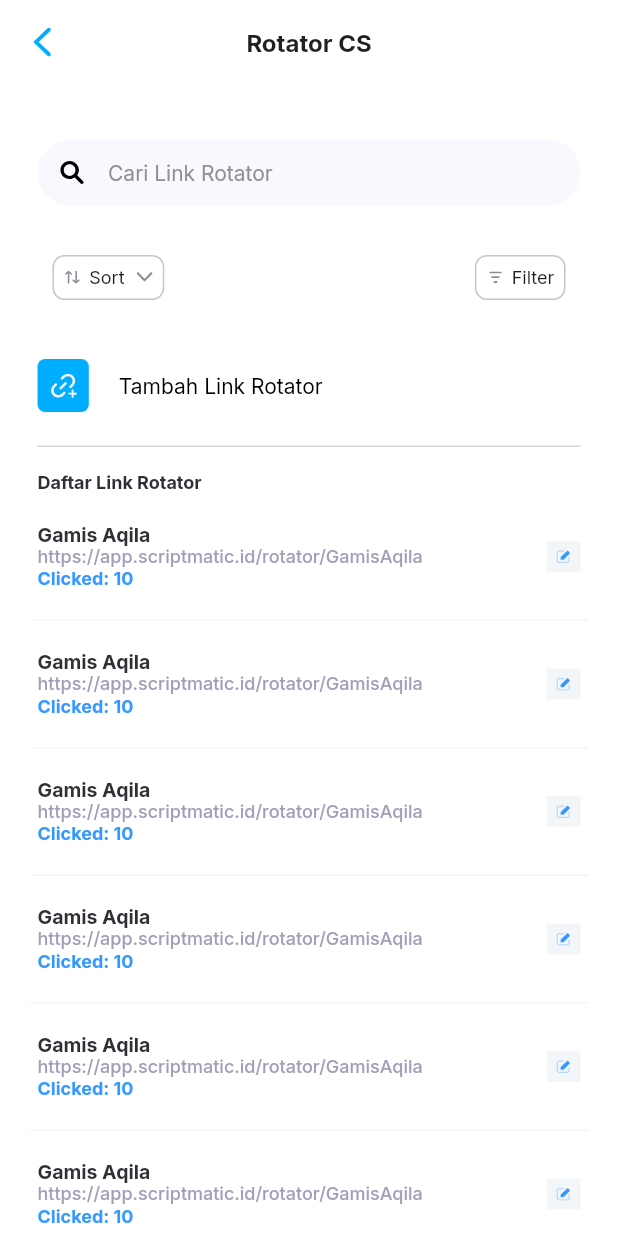
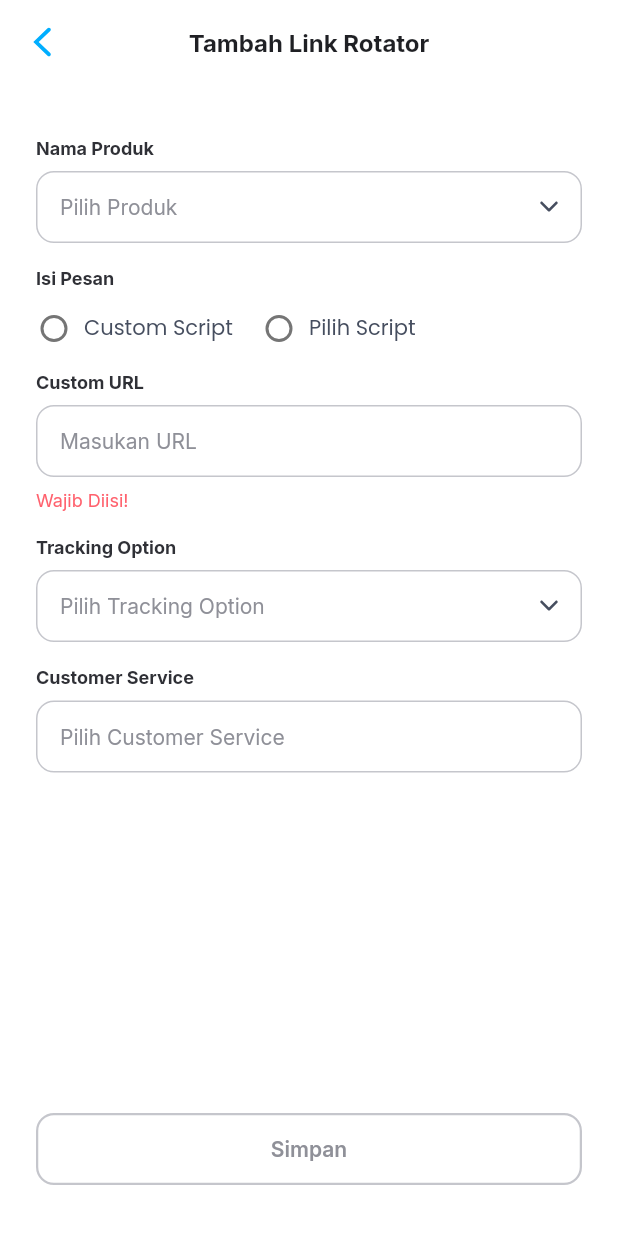
Before and after one commit to ezizull/StartADS, a Flutter app: the RotatorScreen screen opened directly, after a tap on "Tambah Link Rotator", on a phone screen of 412 x 824 dp. Run offline on Flutter 3.47's test engine with Material 2 defaults, Android fonts, the phone set to English and light mode, and no system bars; our stand-ins replace bloc, equatable, flutter_bloc, flutter_dotenv, flutter_svg, google_fonts and 1 more; statements that could not run were skipped.

Commit message:
ADD: tambah link rotator ui

```diff
--- a/lib/config/constant/const_drawer.dart
+++ /dev/null
@@ -1,16 +0,0 @@
-// ignore_for_file: constant_identifier_names
-
-// list of dropped items
-const List<String> ScriptList = ['Script Chat', 'Script Campaign'];
-const List<String> ContactList = ['Kontak Pelanggan', 'Grup Pelanggan'];
-const List<String> UserList = ['Ammed'];
-
-// Text
-const String Dashboard = 'Dashboard';
-const String Script = 'Script';
-const String Kamus = 'Kamus CS';
-const String Rotator = 'Rotator CS';
-const String Contact = 'Contact Management';
-const String Campaign = 'Campaign';
-const String Billing = 'Billing';
-const String Settings = 'Settings';
--- a/lib/ui/screens/dashboard/component/dashboard_script_populer.dart
+++ b/lib/ui/screens/dashboard/component/dashboard_script_populer.dart
@@ -192,6 +192,7 @@ class _DashboardScriptPopularState extends State<DashboardScriptPopular> {
       top: 5,
       right: 5,
       child: FadeScaleMotion(
+        alignment: Alignment.topRight,
         popup: widget.showDialog && scriptIndex == index,
         child: Container(
           width: 124,
--- a/lib/ui/screens/dashboard/component/dashboard_script_terbaru.dart
+++ b/lib/ui/screens/dashboard/component/dashboard_script_terbaru.dart
@@ -201,6 +201,7 @@ class _DashboardScriptTerbaruState extends State<DashboardScriptTerbaru> {
       top: 5,
       right: 5,
       child: FadeScaleMotion(
+        alignment: Alignment.topRight,
         popup: widget.showDialog && scriptIndex == index,
         child: Container(
           width: 124,
--- a/lib/ui/screens/dashboard/dashboard_screen.dart
+++ b/lib/ui/screens/dashboard/dashboard_screen.dart
@@ -7,7 +7,7 @@ import 'package:flutter/material.dart';
 import 'package:flutter_bloc/flutter_bloc.dart';
 
 // Project imports:
-import 'package:Scriptmatic/config/constant/const_drawer.dart';
+import 'package:Scriptmatic/utils/constants.dart';
 import 'package:Scriptmatic/data/blocs/paket/use_cubit/paket_cubit.dart';
 import 'package:Scriptmatic/data/blocs/paket/use_cubit/paket_state.dart';
 import 'package:Scriptmatic/data/blocs/script/use_cubit/script_cubit.dart';
--- a/lib/ui/screens/rotator_cs/component/rotator_header.dart
+++ b/lib/ui/screens/rotator_cs/component/rotator_header.dart
@@ -1,6 +1,7 @@
 // ignore_for_file: non_constant_identifier_names
 
 // Flutter imports:
+import 'package:Scriptmatic/ui/screens/rotator_cs_add/rotator_add_screen.dart';
 import 'package:Scriptmatic/ui/widgets/app_divider.dart';
 import 'package:flutter/material.dart';
 
@@ -11,11 +12,16 @@ import 'package:Scriptmatic/utils/icons.dart' as AppIcon;
 import 'package:Scriptmatic/utils/images.dart' as AppImage;
 import 'package:Scriptmatic/utils/typography.dart' as AppText;
 
-class RotatorHeader extends StatelessWidget {
+class RotatorHeader extends StatefulWidget {
   const RotatorHeader({
     Key? key,
   }) : super(key: key);
 
+  @override
+  State<RotatorHeader> createState() => _RotatorHeaderState();
+}
+
+class _RotatorHeaderState extends State<RotatorHeader> {
   @override
   Widget build(BuildContext context) {
     return Container(
@@ -29,7 +35,15 @@ class RotatorHeader extends StatelessWidget {
           OptionHeader(),
 
           // Tambah Link
-          AddRotator(),
+          AddRotator(
+            onPressed: (() {
+              AppExt.pushScreen(
+                context,
+                const RotatorAddScreen(),
+                AppExt.RouteTransition.fade,
+              );
+            }),
+          ),
 
           // Divider
           const AppDivider(
@@ -154,7 +168,7 @@ class RotatorHeader extends StatelessWidget {
   }
 
   // Add Rotator
-  Widget AddRotator() {
+  Widget AddRotator({Function? onPressed}) {
     var boxDecoration = BoxDecoration(
       color: AppColor.blue_00AEFF,
       borderRadius: BorderRadius.circular(5),
@@ -163,6 +177,7 @@ class RotatorHeader extends StatelessWidget {
     return Container(
       margin: const EdgeInsets.only(bottom: 16),
       child: OptionBtn(
+        onPressed: onPressed,
         padding: const EdgeInsets.all(0),
         children: [
           Container(
--- a/lib/ui/screens/rotator_cs/rotator_screen.dart
+++ b/lib/ui/screens/rotator_cs/rotator_screen.dart
@@ -1,11 +1,11 @@
-// ignore_for_file: library_prefixes, unused_import, non_constant_identifier_names
+// ignore_for_file: library_prefixes, unused_import, non_constant_identifier_names, must_be_immutable
 
 // Flutter imports:
 import 'package:flutter/material.dart';
 import 'package:flutter/services.dart';
 
 // Project imports:
-import 'package:Scriptmatic/config/constant/const_drawer.dart';
+import 'package:Scriptmatic/utils/constants.dart';
 import 'package:Scriptmatic/ui/screens/dashboard/dashboard_screen.dart';
 import 'package:Scriptmatic/ui/screens/rotator_cs/component/rotator_header.dart';
 import 'package:Scriptmatic/ui/widgets/app_drawer.dart';
@@ -15,14 +15,9 @@ import 'package:Scriptmatic/utils/icons.dart' as AppIcon;
 import 'package:Scriptmatic/utils/images.dart' as AppImage;
 import 'package:Scriptmatic/utils/typography.dart' as AppText;
 
-class RotatorScreen extends StatefulWidget {
-  const RotatorScreen({Key? key}) : super(key: key);
+class RotatorScreen extends StatelessWidget {
+  RotatorScreen({Key? key}) : super(key: key);
 
-  @override
-  State<RotatorScreen> createState() => _RotatorScreenState();
-}
-
-class _RotatorScreenState extends State<RotatorScreen> {
   List<Map> ListRotator = [
     {
       'title': 'Gamis Aqila',
--- /dev/null
+++ b/lib/ui/screens/rotator_cs_add/rotator_add_screen.dart
@@ -0,0 +1,351 @@
+// ignore_for_file: non_constant_identifier_names
+
+import 'package:Scriptmatic/utils/constants.dart';
+import 'package:Scriptmatic/utils/transitions.dart';
+import 'package:flutter/material.dart';
+
+import 'package:Scriptmatic/utils/colors.dart' as AppColor;
+import 'package:Scriptmatic/utils/extensions.dart' as AppExt;
+import 'package:Scriptmatic/utils/icons.dart' as AppIcon;
+import 'package:Scriptmatic/utils/images.dart' as AppImage;
+import 'package:Scriptmatic/utils/typography.dart' as AppText;
+import 'package:flutter/services.dart';
+
+class RotatorAddScreen extends StatefulWidget {
+  const RotatorAddScreen({Key? key}) : super(key: key);
+
+  @override
+  State<RotatorAddScreen> createState() => _RotatorAddScreenState();
+}
+
+class _RotatorAddScreenState extends State<RotatorAddScreen> {
+  late TextEditingController customCtrl;
+  String? pesan;
+
+  List<String> ListProduct = [
+    'Gamis Aqila1',
+    'Gamis Aqila2',
+    'Gamis Aqila3',
+    'Gamis Aqila4',
+    'Gamis Aqila5'
+  ];
+
+  @override
+  Widget build(BuildContext context) {
+    return Scaffold(
+      appBar: RotatorAppBar(context),
+      backgroundColor: AppColor.white,
+      resizeToAvoidBottomInset: false,
+      body: Container(
+        margin: const EdgeInsets.only(top: 35),
+        padding: const EdgeInsets.symmetric(horizontal: 24),
+        child: Column(
+          children: [
+            //
+            AddLink(
+              title: 'Nama Produk',
+              textBtn: 'Pilih Produk',
+              sectionMargin: const EdgeInsets.only(bottom: 16),
+              textBtnStyle: AppText.Inter14w4_grey_8F9098,
+              tile: AppIcon.drawer_down,
+            ),
+
+            RadioRotatorList(children: [
+              RadioRotator(
+                value: 'Custom Script',
+                groupValue: pesan,
+                spacing: 8,
+                width: 150,
+              ),
+              RadioRotator(
+                value: 'Pilih Script',
+                groupValue: pesan,
+                spacing: 8,
+                width: 120,
+              ),
+            ]),
+
+            // Custom URL
+            InputRotator(
+              text: 'Custom URL',
+              sectionMargin: const EdgeInsets.only(bottom: 16),
+            ),
+
+            //
+            AddLink(
+              title: 'Tracking Option',
+              textBtn: 'Pilih Tracking Option',
+              sectionMargin: const EdgeInsets.only(bottom: 16),
+              textBtnStyle: AppText.Inter14w4_grey_8F9098,
+              tile: AppIcon.drawer_down,
+            ),
+
+            // Costumer Service
+            AddLink(
+              title: 'Customer Service',
+              textBtn: 'Pilih Customer Service',
+              sectionMargin: const EdgeInsets.only(bottom: 16),
+              textBtnStyle: AppText.Inter14w4_grey_8F9098,
+            ),
+
+            // spacing
+            const Expanded(child: SizedBox()),
+
+            //
+            AddLink(
+              btnTextAlgn: Alignment.center,
+              textBtn: 'Simpan',
+              borderWidth: 1.5,
+              sectionMargin: const EdgeInsets.only(bottom: 34),
+              textBtnStyle: AppText.Inter14w6_grey_8F9098,
+            ),
+          ],
+        ),
+      ),
+    );
+  }
+
+  // Rotator AppBar
+  AppBar RotatorAppBar(BuildContext context) {
+    return AppBar(
+      systemOverlayStyle: const SystemUiOverlayStyle(
+        statusBarIconBrightness: Brightness.dark,
+      ),
+      leading: GestureDetector(
+        onTap: () => AppExt.popScreen(context),
+        child: Container(
+          padding: const EdgeInsets.symmetric(vertical: 18, horizontal: 18),
+          color: AppColor.transparent,
+          child: AppIcon.package_left_button,
+        ),
+      ),
+      title: Text(RotatorAdd, style: AppText.Inter16w7_black_1F2024),
+      centerTitle: true,
+      backgroundColor: AppColor.transparent,
+      elevation: 0, // 1
+    );
+  }
+
+  // Radio Button List
+  Widget RadioRotatorList({List<Widget> children = const <Widget>[]}) {
+    return Container(
+      margin: const EdgeInsets.only(bottom: 16),
+      child: Column(
+        crossAxisAlignment: CrossAxisAlignment.start,
+        children: [
+          Container(
+            margin: const EdgeInsets.only(bottom: 14),
+            child: Text(
+              'Isi Pesan',
+              style: AppText.Inter12w7h14_black_2F3036,
+            ),
+          ),
+          Row(
+            mainAxisAlignment: MainAxisAlignment.start,
+            children: children,
+          ),
+        ],
+      ),
+    );
+  }
+
+  // Radio Button
+  Widget RadioRotator({
+    required String? groupValue,
+    required String value,
+    EdgeInsetsGeometry? margin,
+    double width = 130,
+    double spacing = 10,
+    Color? color,
+  }) {
+    // component
+    var children = [
+      Radio(
+        onChanged: (String? value) => setState(() => pesan = value),
+        groupValue: groupValue,
+        value: value,
+        materialTapTargetSize: MaterialTapTargetSize.shrinkWrap,
+        visualDensity: const VisualDensity(
+          horizontal: VisualDensity.minimumDensity,
+          vertical: VisualDensity.minimumDensity,
+        ),
+      ),
+      SizedBox(width: spacing),
+      Flexible(
+          child: GestureDetector(
+        onTap: () => setState(() => pesan = value),
+        child: Text(value, style: AppText.Pops14w4h21_black_464E5F),
+      )),
+    ];
+
+    return Container(
+      color: color,
+      width: width,
+      margin: margin,
+      child: Row(
+        mainAxisAlignment: MainAxisAlignment.start,
+        children: children,
+      ),
+    );
+  }
+
+  // Dialog of each Content Script
+  Widget RotatorDialog(int index) {
+    return Positioned(
+      top: 5,
+      right: 5,
+      child: FadeScaleMotion(
+        alignment: Alignment.topCenter,
+        popup: false,
+        child: Container(
+          width: 124,
+          decoration: const BoxDecoration(
+            color: AppColor.white,
+            boxShadow: [
+              BoxShadow(color: AppColor.black_272727),
+            ],
+          ),
+          padding: const EdgeInsets.all(10),
+          child: Wrap(
+            direction: Axis.vertical,
+            spacing: 10,
+            children: [],
+          ),
+        ),
+      ),
+    );
+  }
+
+  // Input Textfield
+  Widget InputRotator({
+    TextEditingController? controller,
+    String? text,
+    bool required = false,
+    Function(String)? onChanged,
+    EdgeInsetsGeometry? sectionMargin,
+  }) {
+    const enableBorder = OutlineInputBorder(
+      borderRadius: BorderRadius.all(Radius.circular(12)),
+      borderSide: BorderSide(
+          width: 1, color: AppColor.grey_C5C6CC, style: BorderStyle.solid),
+    );
+
+    const errorBorder = OutlineInputBorder(
+      borderRadius: BorderRadius.all(Radius.circular(12)),
+      borderSide: BorderSide(
+          width: 1, color: AppColor.red_FF616D, style: BorderStyle.solid),
+    );
+
+    var inputDecoration = InputDecoration(
+      hintStyle: AppText.Inter14w4_grey_8F9098,
+      hintText: 'Masukan URL',
+      contentPadding: const EdgeInsets.symmetric(vertical: 14, horizontal: 16),
+      focusedBorder: enableBorder,
+      enabledBorder: enableBorder,
+      errorBorder: errorBorder,
+    );
+
+    return Column(
+      crossAxisAlignment: CrossAxisAlignment.start,
+      children: [
+        // title
+        Container(
+            margin: const EdgeInsets.only(bottom: 8),
+            child: Text(text ?? '', style: AppText.Inter12w7h14_black_2F3036)),
+
+        // input
+        Container(
+          margin: const EdgeInsets.only(bottom: 8),
+          height: 48,
+          decoration: BoxDecoration(
+              color: AppColor.white, borderRadius: BorderRadius.circular(24)),
+          child: TextField(
+            controller: controller,
+            style: AppText.Inter14w4_black,
+            decoration: inputDecoration,
+            onChanged: onChanged,
+          ),
+        ),
+
+        // message
+        Visibility(
+          visible: true,
+          child: Text('Wajib Diisi!', style: AppText.Inter12w4_red_FF616D),
+        ),
+
+        // margin bottom
+        Container(
+          margin: sectionMargin,
+        )
+      ],
+    );
+  }
+
+  // Add Link Button
+  Widget AddLink({
+    AlignmentGeometry? btnTextAlgn,
+    Color? backgroundColor,
+    List<Widget>? children,
+    EdgeInsets? padding,
+    Function? onPressed,
+    double radius = 12,
+    BorderSide? side,
+    Widget? tile,
+    String? title,
+    String? textBtn,
+    double borderWidth = 1.0,
+    TextStyle? textBtnStyle,
+    EdgeInsetsGeometry? sectionMargin,
+  }) {
+    var shape = RoundedRectangleBorder(
+      borderRadius: BorderRadius.circular(radius),
+      side: BorderSide(
+        width: borderWidth,
+        color: AppColor.grey_C5C6CC,
+        style: BorderStyle.solid,
+      ),
+    );
+
+    var styleFrom = ElevatedButton.styleFrom(
+      foregroundColor: AppColor.white_D4D6DD,
+      shadowColor: AppColor.transparent,
+      shape: shape,
+      side: side,
+      padding: padding,
+      alignment: btnTextAlgn ?? Alignment.centerLeft,
+      minimumSize: const Size.fromHeight(48),
+      backgroundColor: backgroundColor ?? AppColor.transparent,
+    );
+
+    var elevatedButton = ElevatedButton(
+      onPressed: (() => onPressed != null ? onPressed() : null),
+      style: styleFrom,
+      child: tile == null
+          ? Text(textBtn ?? '', style: textBtnStyle)
+          : Row(mainAxisAlignment: MainAxisAlignment.spaceBetween, children: [
+              Text(textBtn ?? '', style: textBtnStyle),
+              SizedBox(width: 12, height: 12, child: tile),
+            ]),
+    );
+
+    return Column(
+      crossAxisAlignment: CrossAxisAlignment.start,
+      children: [
+        // title section
+        Container(
+          margin: const EdgeInsets.only(bottom: 8),
+          child: Text(title ?? '', style: AppText.Inter12w7h14_black_2F3036),
+        ),
+
+        // button
+        Container(
+          child: elevatedButton,
+        ),
+
+        Container(
+          margin: sectionMargin,
+        ),
+      ],
+    );
+  }
+}
--- a/lib/ui/widgets/app_drawer.dart
+++ b/lib/ui/widgets/app_drawer.dart
@@ -7,7 +7,7 @@ import 'dart:async';
 import 'package:flutter/material.dart';
 
 // Project imports:
-import 'package:Scriptmatic/config/constant/const_drawer.dart';
+import 'package:Scriptmatic/utils/constants.dart';
 import 'package:Scriptmatic/ui/screens/dashboard/dashboard_screen.dart';
 import 'package:Scriptmatic/ui/screens/rotator_cs/rotator_screen.dart';
 import 'package:Scriptmatic/ui/widgets/app_divider.dart';
--- a/lib/utils/colors.dart
+++ b/lib/utils/colors.dart
@@ -94,7 +94,7 @@ const grey_F8F9FE = Color(0xFFF8F9FE);
 const grey_F3F6F9 = Color(0xFFF3F6F9);
 const grey_E5E5E5 = Color(0xFFE5E5E5);
 
-const red_EB4F4D = Color(0xFFEB4F4D);
+const red_FF616D = Color(0xFFFF616D);
 const yellow_F3AF48 = Color(0xFFF3AF48);
 const blue_2A90EE = Color(0xFF2A90EE);
 
--- a/lib/utils/constants.dart
+++ b/lib/utils/constants.dart
@@ -16,3 +16,21 @@ final String STORAGE_URL = "$BASE_URL/storage";
 
 /// size in milimeters
 const A4_PAPER_SIZE = Size(210, 297);
+
+// APP Drawer
+
+// list of dropped items
+const List<String> ScriptList = ['Script Chat', 'Script Campaign'];
+const List<String> ContactList = ['Kontak Pelanggan', 'Grup Pelanggan'];
+const List<String> UserList = ['Ammed'];
+
+// Text
+const String Dashboard = 'Dashboard';
+const String Script = 'Script';
+const String Kamus = 'Kamus CS';
+const String Rotator = 'Rotator CS';
+const String RotatorAdd = 'Tambah Link Rotator';
+const String Contact = 'Contact Management';
+const String Campaign = 'Campaign';
+const String Billing = 'Billing';
+const String Settings = 'Settings';
--- a/lib/utils/transitions.dart
+++ b/lib/utils/transitions.dart
@@ -152,8 +152,13 @@ class _ExpandMotionState extends State<ExpandMotion>
 class FadeScaleMotion extends StatefulWidget {
   final Widget? child;
   final bool popup;
-  const FadeScaleMotion({Key? key, this.popup = false, this.child})
-      : super(key: key);
+  final Alignment alignment;
+  const FadeScaleMotion({
+    Key? key,
+    this.popup = false,
+    this.child,
+    this.alignment = Alignment.center,
+  }) : super(key: key);
 
   @override
   State<FadeScaleMotion> createState() => _FadeScaleMotionState();
@@ -194,7 +199,7 @@ class _FadeScaleMotionState extends State<FadeScaleMotion>
     return ScaleTransition(
       scale: Tween(begin: 0.0, end: 1.0).animate(
           CurvedAnimation(parent: fadeController, curve: Curves.easeOut)),
-      alignment: Alignment.topRight,
+      alignment: widget.alignment,
       child: FadeTransition(
           opacity:
               CurvedAnimation(parent: fadeController, curve: Curves.easeOut),
--- a/lib/utils/typography.dart
+++ b/lib/utils/typography.dart
@@ -50,6 +50,14 @@ TextStyle Pops12w6h12_black_1F2024 = GoogleFonts.poppins(
   height: 12.5 / 12,
   fontWeight: FontWeight.w600,
   color: AppColor.black_1F2024,
+));
+
+TextStyle Pops14w4h21_black_464E5F = GoogleFonts.poppins(
+    textStyle: const TextStyle(
+  fontSize: 14,
+  height: 21 / 14,
+  fontWeight: FontWeight.w400,
+  color: AppColor.black_464E5F,
 ));
 
 TextStyle Pops13w4_grey_9F9FB9 = GoogleFonts.poppins(
@@ -123,6 +131,13 @@ TextStyle Inter14w4_grey_8F9098 = GoogleFonts.inter(
     textStyle: const TextStyle(
   fontSize: 14,
   fontWeight: FontWeight.w400,
+  color: AppColor.grey_8F9098,
+));
+
+TextStyle Inter14w6_grey_8F9098 = GoogleFonts.inter(
+    textStyle: const TextStyle(
+  fontSize: 14,
+  fontWeight: FontWeight.w600,
   color: AppColor.grey_8F9098,
 ));
 
@@ -228,6 +243,13 @@ TextStyle Inter12w4_black_1F2024 = GoogleFonts.inter(
   fontSize: 12,
   fontWeight: FontWeight.w400,
   color: AppColor.black_1F2024,
+));
+
+TextStyle Inter12w4_red_FF616D = GoogleFonts.inter(
+    textStyle: const TextStyle(
+  fontSize: 12,
+  fontWeight: FontWeight.w400,
+  color: AppColor.red_FF616D,
 ));
 
 // font Lato
```
